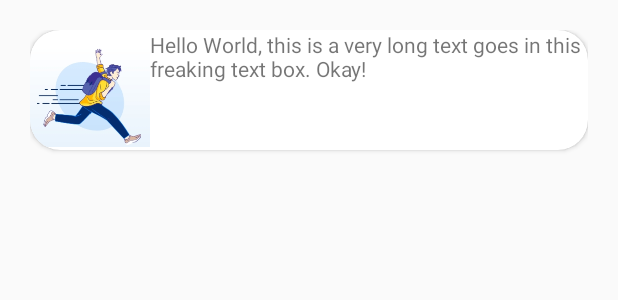
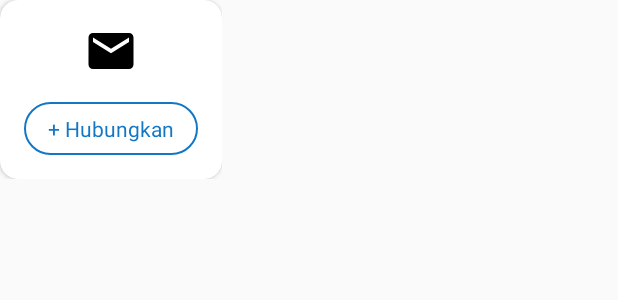
Before and after one commit to rizadwiandhika/AndroidAssignment, an Android app: the layout component_card_item.xml on its own in the app's theme, with its tools: preview values and no code run, on a phone screen of 412 x 824 dp. Shown: the top 300 px of the screen. Run offline under Robolectric (Android 15) with nearby library versions, the phone set to English and light mode, and no system bars.

Commit message:
chore: create e-wallet component

```diff
--- a/app/build.gradle
+++ b/app/build.gradle
@@ -17,9 +17,9 @@ android {
         testInstrumentationRunner "androidx.test.runner.AndroidJUnitRunner"
     }
 
-//    viewBinding {
-//        enabled = true
-//    }
+    viewBinding {
+        enabled = true
+    }
 
     buildFeatures {
         viewBinding = true
--- /dev/null
+++ b/app/src/main/res/drawable/rounded_button.xml
@@ -0,0 +1,10 @@
+<?xml version="1.0" encoding="utf-8"?>
+<shape xmlns:android="http://schemas.android.com/apk/res/android">
+    <corners
+        android:radius="128dp"/>
+    <stroke android:width="1dp"
+        android:color="@color/blue"/>
+    <size
+        android:height="20dp"
+        android:width="40dp"/>
+</shape>
--- a/app/src/main/res/layout/activity_home.xml
+++ b/app/src/main/res/layout/activity_home.xml
@@ -7,15 +7,23 @@
     <androidx.core.widget.NestedScrollView
         android:layout_width="match_parent"
         android:layout_height="0dp"
-        app:layout_constraintTop_toBottomOf="parent"
-        app:layout_constraintEnd_toEndOf="parent"
+        app:layout_constraintTop_toTopOf="parent"
+        app:layout_constraintBottom_toBottomOf="parent"
         app:layout_constraintStart_toStartOf="parent"
-        app:layout_constraintTop_toTopOf="parent">
+        app:layout_constraintEnd_toEndOf="parent">
+
         <androidx.constraintlayout.widget.ConstraintLayout
             android:layout_width="match_parent"
             android:layout_height="match_parent">
 
+            <include android:id="@+id/incHeader"
+                layout="@layout/component_header"
+                app:layout_constraintTop_toTopOf="parent"/>
 
+            <include android:id="@+id/incEWallet"
+                layout="@layout/component_card_item"
+                app:layout_constraintEnd_toEndOf="parent"
+                app:layout_constraintTop_toBottomOf="parent"/>
 
         </androidx.constraintlayout.widget.ConstraintLayout>
     </androidx.core.widget.NestedScrollView>
--- a/app/src/main/res/layout/component_card_item.xml
+++ b/app/src/main/res/layout/component_card_item.xml
@@ -1,31 +1,49 @@
 <?xml version="1.0" encoding="utf-8"?>
 <androidx.constraintlayout.widget.ConstraintLayout xmlns:android="http://schemas.android.com/apk/res/android"
-    android:layout_width="match_parent"
-    android:layout_height="match_parent"
-    android:padding="20dp"
+    android:layout_width="wrap_content"
+    android:layout_height="wrap_content"
     xmlns:app="http://schemas.android.com/apk/res-auto">
 
 <!--    Kalo pake CardView, lebih mudah untuk ngebuat rounded corner, bisa pakai `app:cardCornerRadius="20dp"`-->
 <!--    Kalo ngga pake ini, perlu pakai drawable, dll.-->
     <androidx.cardview.widget.CardView
-        app:cardCornerRadius="20dp"
-        android:layout_width="match_parent"
+        android:id="@+id/cvEwallet"
+        app:cardCornerRadius="12dp"
+        android:layout_width="wrap_content"
         android:layout_height="wrap_content"
         app:layout_constraintTop_toTopOf="parent"
         app:layout_constraintStart_toStartOf="parent">
+
         <LinearLayout
             android:layout_width="match_parent"
             android:layout_height="wrap_content"
-            android:orientation="horizontal">
+            android:padding="16dp"
+            android:orientation="vertical"
+            android:gravity="center_horizontal">
+
             <ImageView
-                android:layout_width="80dp"
-                android:layout_height="80dp"
-                android:src="@drawable/running_man"/>
-            <TextView
-                android:layout_width="match_parent"
+                android:layout_width="36dp"
+                android:layout_height="36dp"
+                android:src="@drawable/baseline_email_24"/>
+
+            <LinearLayout
+                android:layout_width="wrap_content"
                 android:layout_height="wrap_content"
-                android:text="Hello World, this is a very long text goes in this freaking text box. Okay!"/>
+                android:background="@drawable/rounded_button"
+                android:paddingHorizontal="16dp"
+                android:paddingVertical="8dp"
+                android:layout_marginTop="16dp">
+                <TextView
+                    android:layout_width="wrap_content"
+                    android:layout_height="wrap_content"
+                    android:text="+ Hubungkan"
+                    android:textColor="@color/blue"/>
+            </LinearLayout>
+
         </LinearLayout>
+
     </androidx.cardview.widget.CardView>
 
+
+
 </androidx.constraintlayout.widget.ConstraintLayout>
```
